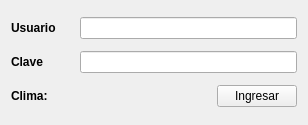
Old version of the form Ejercicio14/login.ui in the repository joririarte/POO.
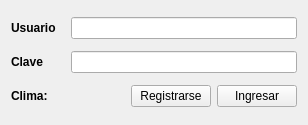
New version of the form.

```diff
--- a/Ejercicio14/login.ui
+++ b/Ejercicio14/login.ui
@@ -74,6 +74,13 @@
      </property>
     </widget>
    </item>
+   <item row="2" column="2">
+    <widget class="QPushButton" name="pbRegistrarse">
+     <property name="text">
+      <string>Registrarse</string>
+     </property>
+    </widget>
+   </item>
   </layout>
  </widget>
  <tabstops>
```
